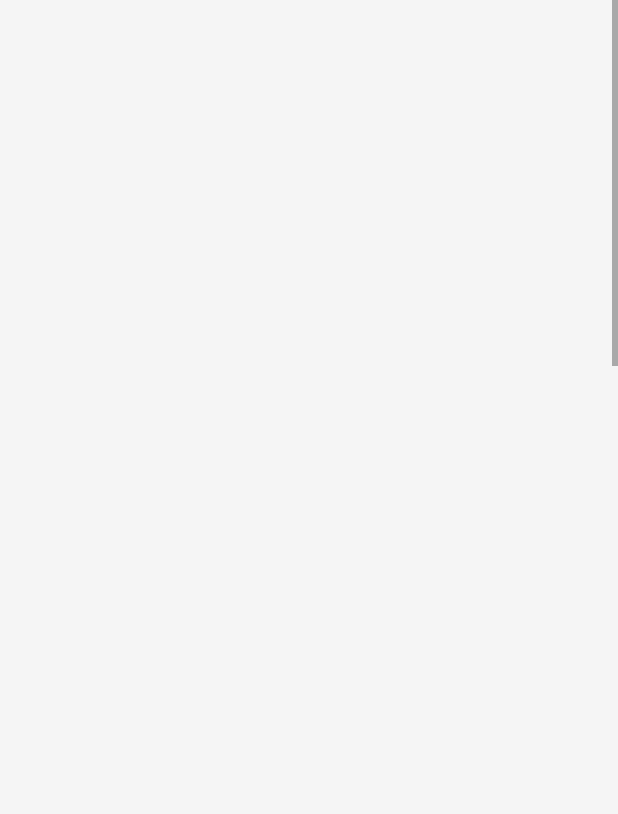
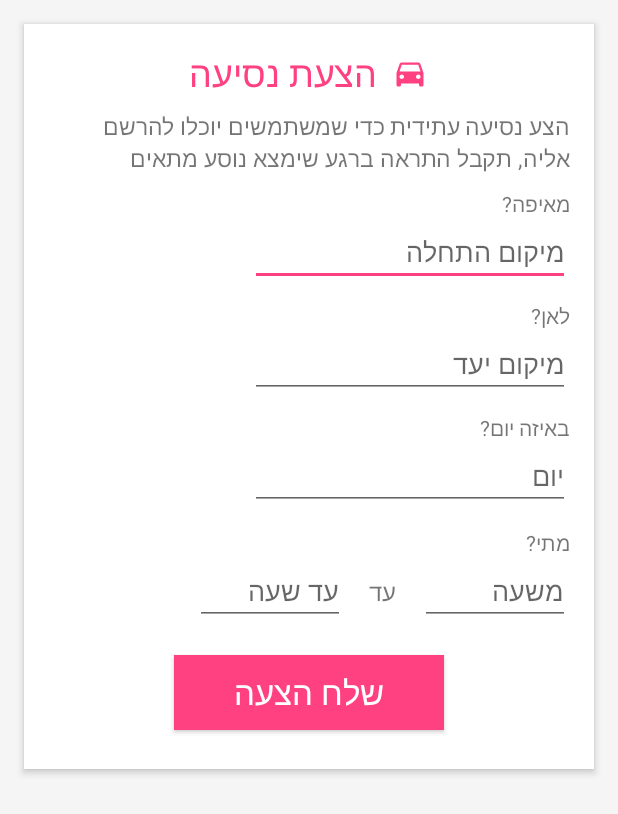
Before and after one commit to olegc/NofHaderech, an Android app: the layout content_driver.xml on its own in the app's theme, with its tools: preview values and no code run, on a phone screen of 412 x 824 dp. Shown: the top 814 px of the screen. Run offline under Robolectric (Android 15) with nearby library versions, the light colour scheme and no system bars.

Commit message:
Fixed driver page didn't show

```diff
--- a/app/src/main/java/nofhaderech/nof/com/nofhaderech/GetRidePage.java
+++ b/app/src/main/java/nofhaderech/nof/com/nofhaderech/GetRidePage.java
@@ -43,7 +43,7 @@ public class GetRidePage {
         InitializeDate();
         InitializeFromTime();
         InitializeToTime();
-        final Button button = contentRider.findViewById(R.id.button);
+        final Button button = contentRider.findViewById(R.id.getRideButton);
         button.setOnClickListener(new View.OnClickListener()
         {
             public void onClick(View v)
--- a/app/src/main/java/nofhaderech/nof/com/nofhaderech/GiveRidePage.java
+++ b/app/src/main/java/nofhaderech/nof/com/nofhaderech/GiveRidePage.java
@@ -46,7 +46,7 @@ class GiveRidePage {
         InitializeFromTime();
         InitializeToTime();
 
-        final Button button = contentDriver.findViewById(R.id.button);
+        /*final Button button = contentDriver.findViewById(R.id.giveRideButton);
         button.setOnClickListener(new View.OnClickListener()
         {
             public void onClick(View v)
@@ -90,7 +90,7 @@ class GiveRidePage {
 
             }
 
-        });
+        });*/
 
     }
 
--- a/app/src/main/res/layout/app_bar_main.xml
+++ b/app/src/main/res/layout/app_bar_main.xml
@@ -21,8 +21,8 @@
     </android.support.design.widget.AppBarLayout>
 
     <include android:id="@+id/content_main" layout="@layout/content_main" android:visibility="invisible"/>
-    <include android:id="@+id/content_rider" layout="@layout/content_rider" android:visibility="visible"/>
-    <include android:id="@+id/content_driver" layout="@layout/content_driver" android:visibility="invisible"/>
+    <include android:id="@+id/content_rider" layout="@layout/content_rider" android:visibility="invisible"/>
+    <include android:id="@+id/content_driver" layout="@layout/content_driver" android:visibility="visible"/>
 
     <android.support.design.widget.FloatingActionButton
         android:id="@+id/fab"
--- a/app/src/main/res/layout/content_driver.xml
+++ b/app/src/main/res/layout/content_driver.xml
@@ -11,7 +11,7 @@
     android:background="#f5f5f5">
 
     <LinearLayout
-        android:layout_width="0dp"
+        android:layout_width="match_parent"
         android:layout_height="wrap_content"
         android:orientation="vertical"
         app:layout_constraintLeft_toLeftOf="parent"
@@ -192,7 +192,7 @@
         </LinearLayout>
 
         <Button
-            android:id="@+id/button"
+            android:id="@+id/giveRideButton"
             android:layout_width="wrap_content"
             android:layout_height="50dp"
             android:layout_marginTop="20dp"
```
